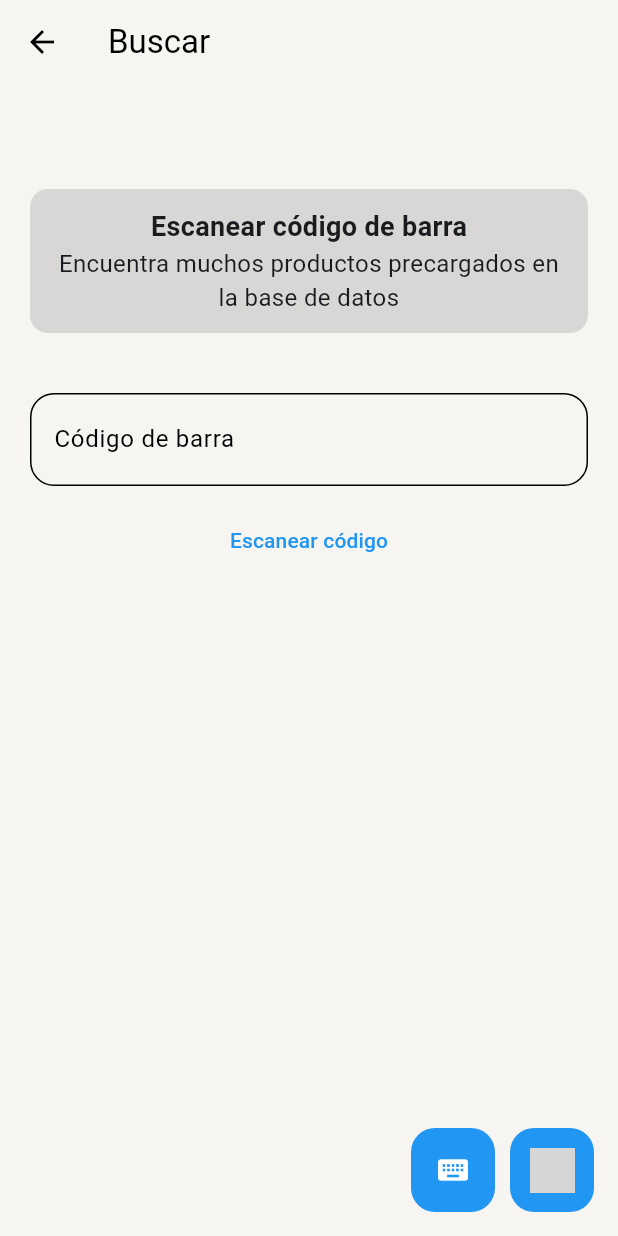
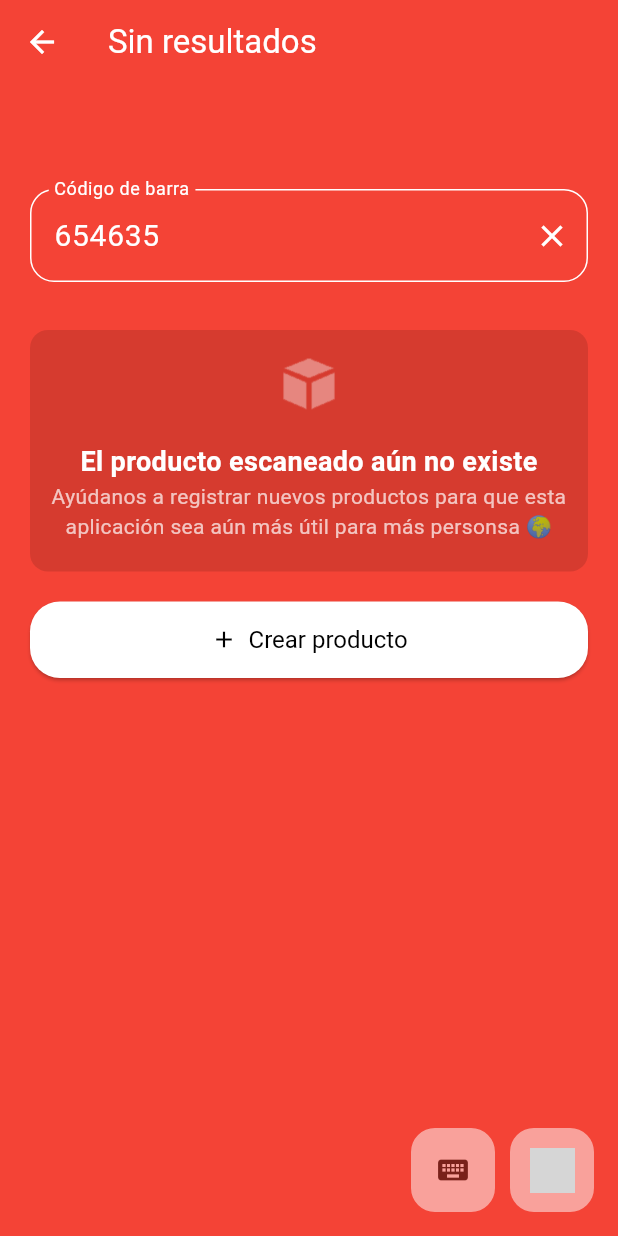
Before and after one commit to lucasaiivan/sell, a Flutter app: the ProductsSearch screen opened by its route, after a tap on "Escanear código", on a phone screen of 412 x 824 dp. Run offline on Flutter 3.47's test engine with Material 3 defaults, Android fonts, the phone set to English and light mode, and no system bars; our stand-ins replace animate_do, audioplayers, cached_network_image, carousel_slider, cloud_firestore, email_validator and 13 more; missing offline and left inert: flutter_barcode_scanner, observe_internet_connectivity, purchases_flutter, search_page; accounts and stored records are empty; network calls fail; statements that could not run were skipped; grey boxes are pictures that could not be loaded.

Commit message:
Se corrigieron errores y se realizaron mejoras en la interfaz de usuario de ventas y catálogo

```diff
--- a/lib/app/presentation/cataloguePage/controller/form_create_product_controller.dart
+++ b/lib/app/presentation/cataloguePage/controller/form_create_product_controller.dart
@@ -348,8 +348,8 @@ class ControllerCreateProductForm extends GetxController{
       _onBackPressed = !_onBackPressed;
       return false;
     }
-
-    if(getCurrentSlide!=0 && !getProduct.local){
+    // condition : si el slide actual es distinto de 0
+    if( getCurrentSlide !=0 && getProduct.local == false || getCurrentSlide !=1 && getProduct.local == true){
       previousPage();
       return false;
     }
@@ -379,7 +379,7 @@ class ControllerCreateProductForm extends GetxController{
           },
         );
         return shouldPop!;
-        }
+    }
     return true;
 
   }
--- a/lib/app/presentation/cataloguePage/controller/productsSearch_controller.dart
+++ b/lib/app/presentation/cataloguePage/controller/productsSearch_controller.dart
@@ -160,12 +160,13 @@ class ControllerProductsSearch extends GetxController {
       // FlutterBarcodeScanner : escanea el codigo de barras
       barcodeScanRes = await FlutterBarcodeScanner.scanBarcode( "#ff6666", "Cancel", true, ScanMode.BARCODE);
       // condition : comprobamos 'back'
-      if (barcodeScanRes == '-1') {
+      if (barcodeScanRes == '-31') {
         return;
       }
       // sound : play
       playSoundScan();
       //  set
+      barcodeScanRes = '654635';
       productSelect.local = false;
       textEditingController.text = barcodeScanRes;
       searchProductCatalogue(id: barcodeScanRes);
--- a/lib/app/presentation/cataloguePage/views/productsSearch_view.dart
+++ b/lib/app/presentation/cataloguePage/views/productsSearch_view.dart
@@ -216,6 +216,7 @@ class ProductsSearch extends GetView<ControllerProductsSearch> {
     return ElasticIn(
       curve: Curves.fastLinearToSlowEaseIn,
       child: TextField(
+        readOnly: !controller.productSelect.local &&  controller.getproductDoesNotExist?true:false,
         focusNode: controller.textFieldCodeFocusNode,
         controller: controller.textEditingController,
         keyboardType: const TextInputType.numberWithOptions(decimal: false),
--- a/lib/app/presentation/sellPage/views/sell_view.dart
+++ b/lib/app/presentation/sellPage/views/sell_view.dart
@@ -12,7 +12,6 @@ import 'package:sell/app/core/utils/widgets_utils.dart';
 import 'package:sell/app/domain/entities/ticket_model.dart';
 import 'package:shimmer/shimmer.dart';
 import 'package:url_launcher/url_launcher.dart';
-import '../../../domain/entities/cashRegister_model.dart';
 import '../../../domain/entities/catalogo_model.dart';
 import '../../../core/utils/dynamicTheme_lb.dart';
 import '../../home/controller/home_controller.dart';
@@ -74,7 +73,7 @@ class SalesView extends StatelessWidget {
       titleSpacing: 0.0,
       title: ComponentApp().buttonAppbar(
         context:  buildContext,
-        onTap: ()=> controller.showSeach(context: buildContext),
+        onTap: () => controller.showSeach(context: buildContext),
         text: 'Vender',
         iconLeading: Icons.search,
         colorBackground: Theme.of(buildContext).colorScheme.outline.withOpacity(0.2),//Colors.blueGrey.shade300.withOpacity(0.4),
```
Also changed, not shown: lib/app/presentation/cataloguePage/views/create_product_form_view.dart (+7 -6 lines).
